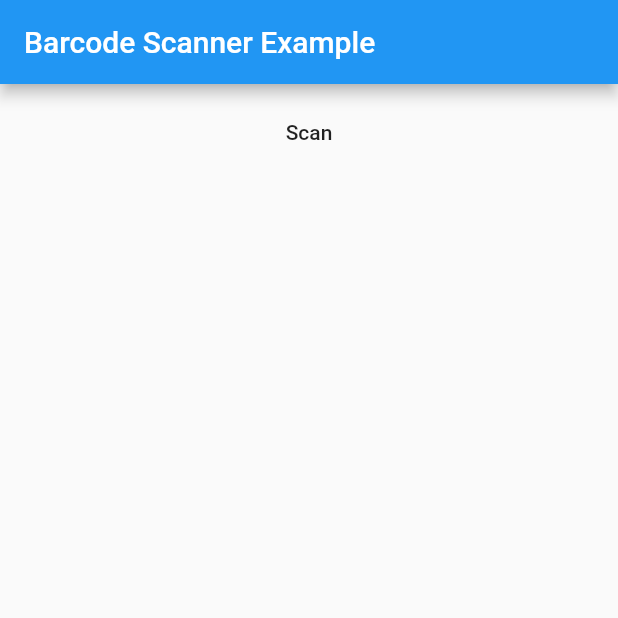
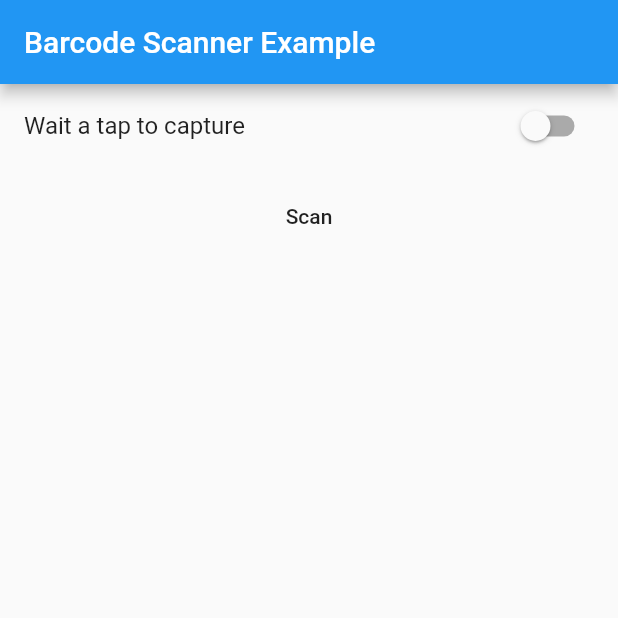
Before and after one commit to ethras/flutter_barcode_scanner, a Flutter app: the screen it shows after launch, on a phone screen of 412 x 824 dp, the top half of it. Run offline on Flutter 3.47's test engine with Material 2 defaults, Android fonts, the light colour scheme and no system bars.

Commit message:
updated example

```diff
--- a/example/lib/main.dart
+++ b/example/lib/main.dart
@@ -15,6 +15,7 @@ class MyApp extends StatefulWidget {
 
 class _MyAppState extends State<MyApp> {
   String barcode = "";
+  ScanOptions scanOptions = ScanOptions();
 
   @override
   initState() {
@@ -31,6 +32,13 @@ class _MyAppState extends State<MyApp> {
           body: new Center(
             child: new Column(
               children: <Widget>[
+                SwitchListTile(
+                  title: Text("Wait a tap to capture"),
+                  value: scanOptions.waitTap,
+                  onChanged: (value) => setState(() {
+                    scanOptions.waitTap = !scanOptions.waitTap;
+                  }),
+                ),
                 new Container(
                   child: new MaterialButton(
                       onPressed: scan, child: new Text("Scan")),
@@ -45,7 +53,7 @@ class _MyAppState extends State<MyApp> {
 
   Future scan() async {
     try {
-      String barcode = await BarcodeScanner.scan();
+      String barcode = await BarcodeScanner.scan(options: scanOptions);
       setState(() => this.barcode = barcode);
     } on PlatformException catch (e) {
       if (e.code == BarcodeScanner.CameraAccessDenied) {
@@ -55,8 +63,9 @@ class _MyAppState extends State<MyApp> {
       } else {
         setState(() => this.barcode = 'Unknown error: $e');
       }
-    } on FormatException{
-      setState(() => this.barcode = 'null (User returned using the "back"-button before scanning anything. Result)');
+    } on FormatException {
+      setState(() => this.barcode =
+          'null (User returned using the "back"-button before scanning anything. Result)');
     } catch (e) {
       setState(() => this.barcode = 'Unknown error: $e');
     }
```
